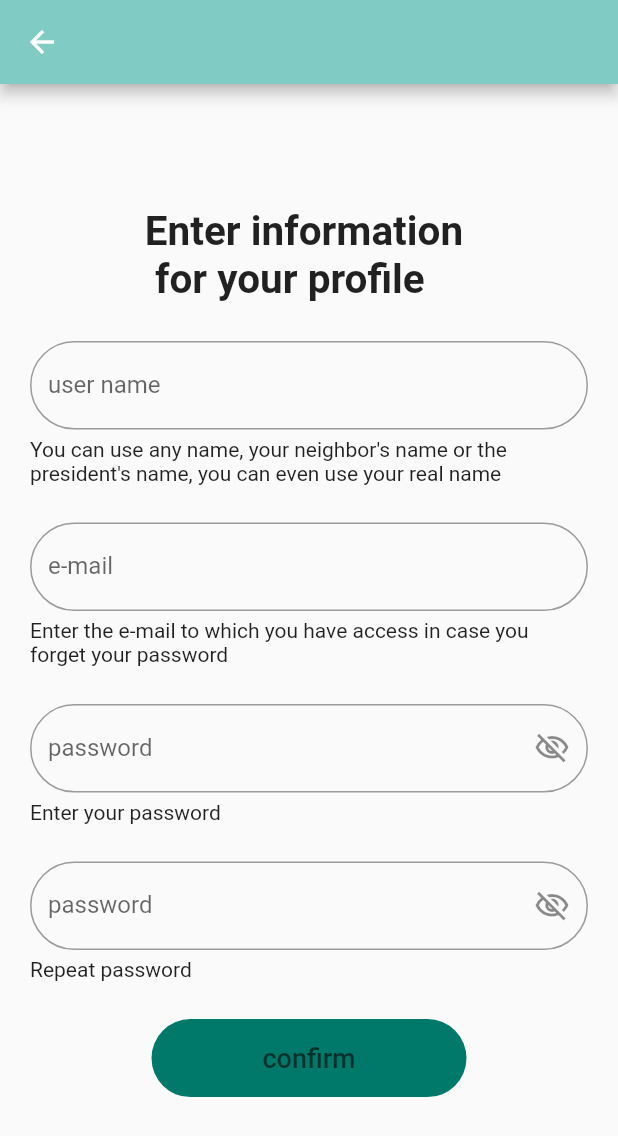
After one commit to SomethingRight/worldofword, a Flutter app: the SignUpPage screen opened by its route, on a phone screen of 412 x 824 dp. The commit adds this screen. Shown: the top 1136 px of the screen. Run offline on Flutter 3.47's test engine with Material 2 defaults, Android fonts, the phone set to English and light mode, and no system bars; our stand-ins replace bloc, equatable, firebase_auth, firebase_core, flutter_bloc; accounts and stored records are empty.

Commit message:
auth page, signUp page, accountRecovery page are ready. Only layout

```diff
--- /dev/null
+++ b/lib/api/auth/firebase_auth_api.dart
@@ -0,0 +1,18 @@
+import 'package:firebase_auth/firebase_auth.dart';
+
+abstract class FbAuthApiI {
+  Future<UserCredential> signInEmail({
+    required String? login,
+    required String? password,
+  });
+
+  Future<User?> signUpWithEmail({
+    required String email,
+    required String password,
+    required String name,
+  });
+
+  User? getUserCredentials();
+
+  Future<void> signOut();
+}
--- a/lib/core/navigation/route_generator.dart
+++ b/lib/core/navigation/route_generator.dart
@@ -1,6 +1,8 @@
 import 'package:flutter/material.dart';
 import 'package:worldofword/core/navigation/router.dart';
-import 'package:worldofword/module/auth/auth_page.dart';
+import 'package:worldofword/module/auth/account_recovery/account_recovery_page.dart';
+import 'package:worldofword/module/auth/email_pass_auth/auth_page.dart';
+import 'package:worldofword/module/auth/sign_up_auth/sign_up_page.dart';
 import 'package:worldofword/module/home/home_page.dart';
 import 'package:worldofword/module/menu/pages/info/info_page.dart';
 import 'package:worldofword/module/menu/pages/settings/settings_page.dart';
@@ -27,6 +29,10 @@ class AppRouter {
         return _navigate(const WordDetailsPage());
       case RouterI.authPage:
         return _navigate(const AuthPage());
+      case RouterI.signUpPage:
+        return _navigate(const SignUpPage());
+      case RouterI.accountRecoveryPage:
+      return _navigate(const AccountRecoveryPage());
     }
     return null;
   }
--- a/lib/core/navigation/router.dart
+++ b/lib/core/navigation/router.dart
@@ -11,4 +11,6 @@ abstract class RouterI {
   static const String infoPage = 'InfoPage';
   static const String wordDetailsPage = 'WordDetailsPage';
   static const String authPage = 'AuthorizationPage';
+  static const String signUpPage = 'SignUpPage';
+  static const String accountRecoveryPage = 'AccountRecoveryPage';
 }
--- /dev/null
+++ b/lib/module/auth/sign_up_auth/sign_up_page.dart
@@ -0,0 +1,136 @@
+import 'package:flutter/material.dart';
+
+import '../../../core/navigation/router.dart';
+import '../../widgets/stadium_custom_button.dart';
+import '../../widgets/text_field_custom.dart';
+
+class SignUpPage extends StatefulWidget {
+  const SignUpPage({super.key});
+
+  @override
+  State<SignUpPage> createState() => _SignUpPageState();
+}
+
+class _SignUpPageState extends State<SignUpPage> {
+  final TextEditingController _userNameController = TextEditingController();
+  final TextEditingController _emailController = TextEditingController();
+  final TextEditingController _passwordController = TextEditingController();
+  final TextEditingController _repeatPasswordController =
+      TextEditingController();
+  bool _passwordInvisible = true;
+
+  @override
+  Widget build(BuildContext context) {
+    return Scaffold(
+      appBar: AppBar(backgroundColor: Theme.of(context).backgroundColor),
+      body: ListView(
+        padding: EdgeInsets.only(top: MediaQuery.of(context).size.height * .1),
+        physics: const ClampingScrollPhysics(),
+        children: [
+          Padding(
+            padding: const EdgeInsets.symmetric(horizontal: 20),
+            child: Column(
+              crossAxisAlignment: CrossAxisAlignment.center,
+              children: [
+                const Center(
+                    child: Text(
+                  'Enter information \n for your profile',
+                  style: TextStyle(fontSize: 27, fontWeight: FontWeight.w600),
+                )),
+                const SizedBox(height: 25),
+
+                //  all textfields
+                Column(
+                  crossAxisAlignment: CrossAxisAlignment.start,
+                  children: [
+                    TextFieldCustomWidget(
+                      obscureText: false,
+                      controller: _userNameController,
+                      labelText: 'user name',
+                      onSubmitted: (String text) {
+                        //_bloc.add(ChangeEmailEvent(email: text));
+                      },
+                    ),
+                    const SizedBox(height: 5),
+                    const Text(
+                        'You can use any name, your neighbor\'s name or the president\'s name, you can even use your real name'),
+                    const SizedBox(height: 25),
+                    TextFieldCustomWidget(
+                      obscureText: false,
+                      controller: _emailController,
+                      labelText: 'e-mail',
+                      onSubmitted: (String text) {
+                        //_bloc.add(ChangeEmailEvent(email: text));
+                      },
+                    ),
+                    const SizedBox(height: 5),
+                    const Text(
+                        'Enter the e-mail to which you have access in case you forget your password'),
+                    const SizedBox(
+                      height: 25,
+                    ),
+                    TextFieldCustomWidget(
+                      suffixIcon: IconButton(
+                          onPressed: () {
+                            setState(() {
+                              _passwordInvisible = !_passwordInvisible;
+                            });
+                          },
+                          icon: Icon(_passwordInvisible
+                              ? Icons.visibility_off_outlined
+                              : Icons.visibility_outlined)),
+                      obscureText: _passwordInvisible,
+                      controller: _passwordController,
+                      onSubmitted: (String text) {
+                        // _bloc.add(ChangePassEvent(pass: text ));
+                      },
+                      labelText: 'password',
+                    ),
+                    const SizedBox(height: 5),
+                    const Text('Enter your password'),
+                    const SizedBox(height: 25),
+                    TextFieldCustomWidget(
+                      suffixIcon: IconButton(
+                          onPressed: () {
+                            setState(() {
+                              _passwordInvisible = !_passwordInvisible;
+                            });
+                          },
+                          icon: Icon(_passwordInvisible
+                              ? Icons.visibility_off_outlined
+                              : Icons.visibility_outlined)),
+                      obscureText: _passwordInvisible,
+                      controller: _repeatPasswordController,
+                      onSubmitted: (String text) {
+                        // _bloc.add(ChangePassEvent(pass: text ));
+                      },
+                      labelText: 'password',
+                    ),
+                    const SizedBox(height: 5),
+                    const Text('Repeat password'),
+                  ],
+                ),
+
+                //    confirm button
+                const SizedBox(
+                  height: 25,
+                ),
+                StadiumCustomButton(
+                  color: Theme.of(context).primaryColorDark,
+                  onPressed: () {
+                    Navigator.pop(context);
+                    //Navigator.pushReplacementNamed(context, RouterI.authPage);
+                  },
+                  text: 'confirm',
+                ),
+                const SizedBox(
+                  height: 10,
+                ),
+              ],
+            ),
+          )
+        ],
+      ),
+    );
+  }
+}
--- /dev/null
+++ b/lib/module/widgets/stadium_custom_button.dart
@@ -0,0 +1,29 @@
+import 'package:flutter/material.dart';
+
+class StadiumCustomButton extends StatelessWidget {
+  const StadiumCustomButton({
+    Key? key,
+    required this.text,
+    required this.color,
+    required this.onPressed,
+  }) : super(key: key);
+
+  final String text;
+  final Color color;
+  final VoidCallback onPressed;
+
+  @override
+  Widget build(BuildContext context) {
+    return TextButton(
+      style: TextButton.styleFrom(
+          fixedSize: const Size(210, 52),
+          backgroundColor: color,
+          shape: const StadiumBorder()),
+      onPressed: onPressed,
+      child: Text(
+        text,
+        style: TextStyle(color: Theme.of(context).hintColor, fontSize: 18),
+      ),
+    );
+  }
+}
```
Also changed, not shown: lib/module/auth/account_recovery/account_recovery_page.dart (added, +67 -0 lines), lib/module/auth/auth_page.dart (deleted, +0 -128 lines), lib/module/auth/email_pass_auth/auth_page.dart (added, +125 -0 lines), lib/module/auth/email_pass_auth/bloc/firebase_auth_bloc.dart (added, +15 -0 lines), lib/module/auth/email_pass_auth/bloc/firebase_auth_event.dart (added, +8 -0 lines), lib/module/auth/email_pass_auth/bloc/firebase_auth_state.dart (added, +10 -0 lines).
